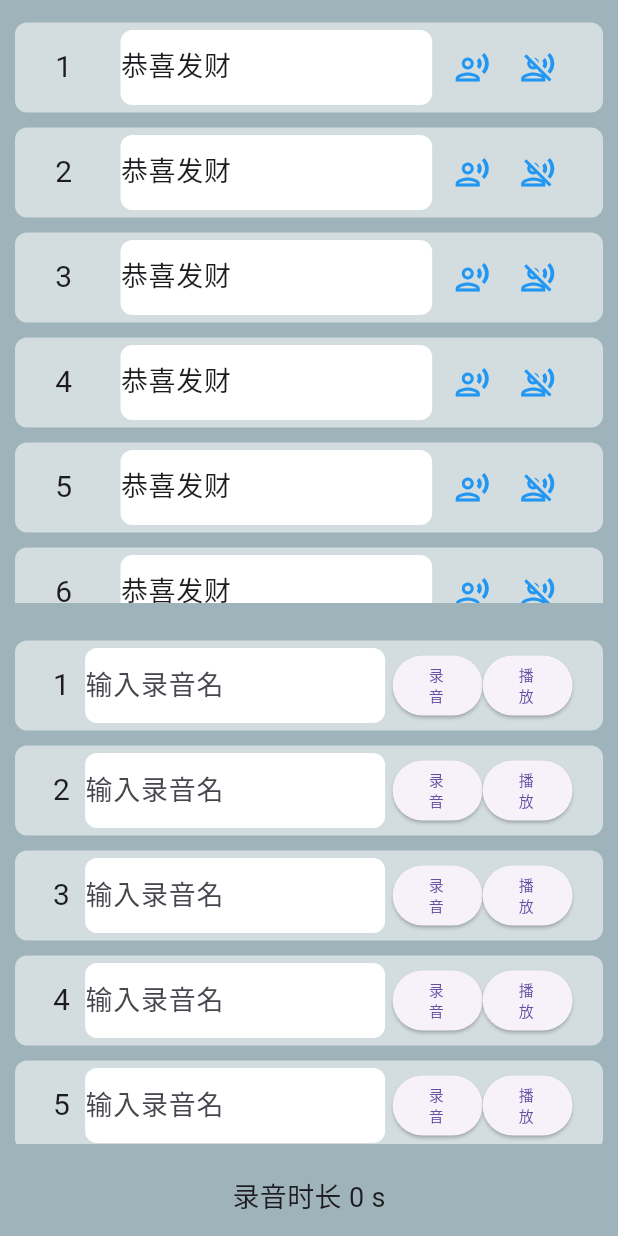
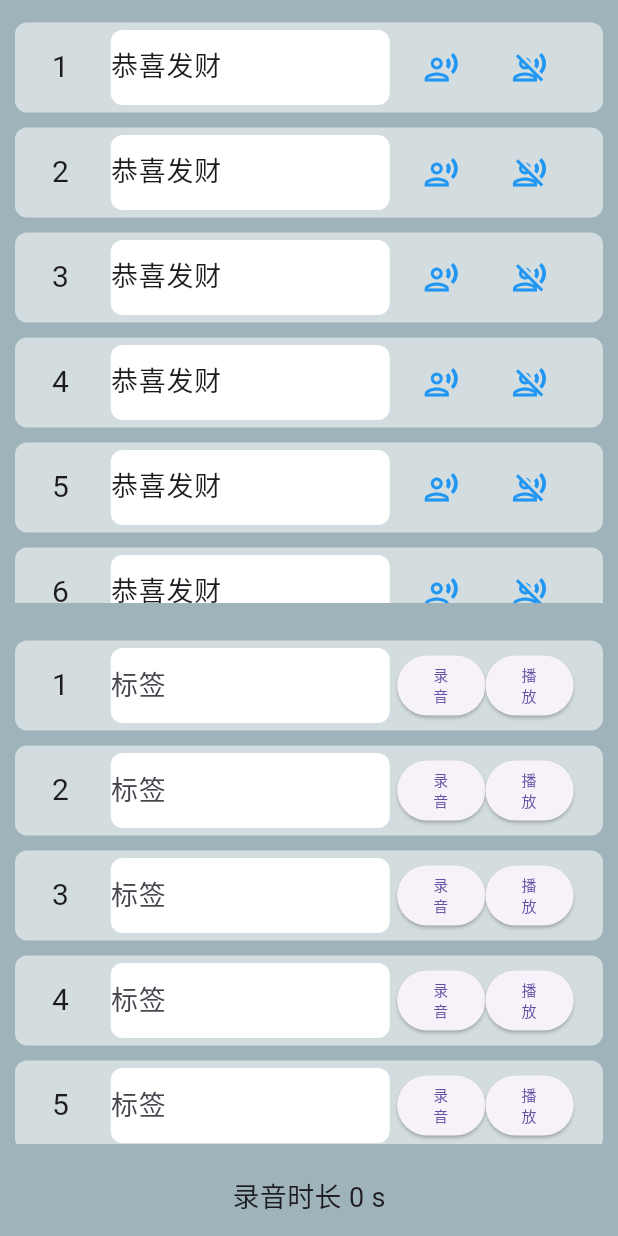
Before and after one commit to SongC1229/song, a Flutter app: the RecordPage screen opened directly, on a phone screen of 412 x 824 dp. Run offline on Flutter 3.47's test engine with Material 3 defaults, Android fonts, the phone set to English and light mode, and no system bars; our stand-ins replace fluttertoast, permission_handler, sqflite; missing offline and left inert: audio_session, flutter_sound; accounts and stored records are empty; Roboto replaces fonts that are missing (方正楷体).

Commit message:
update ui

```diff
--- a/lib/main.dart
+++ b/lib/main.dart
@@ -39,6 +39,7 @@ class _HomeState extends State<Home>{
         );
 
       _tabbar=CupertinoTabBar(
+        height: 60,
         backgroundColor: GConfig.dark == true ?Colors.white70:Colors.white,
         items: <BottomNavigationBarItem>[
           new BottomNavigationBarItem(
--- a/lib/page_record.dart
+++ b/lib/page_record.dart
@@ -269,7 +269,7 @@ class _RecordState extends State<RecordPage> {
     String _currentFile = '${GConfig.appDir}/record_${index.toString()}.aac';
     try {
       // 复制录音文件到外部存储目录
-      File(tempFile!).copySync(_currentFile);
+      File(tempFile).copySync(_currentFile);
       printInfo("保存至:" + _currentFile);
     } catch (e) {
       print('保存录音文件失败: $e');
@@ -293,6 +293,12 @@ class _RecordState extends State<RecordPage> {
                 mainAxisAlignment: MainAxisAlignment.center,
                 crossAxisAlignment: CrossAxisAlignment.center,
                 children: [
+                  Expanded(
+                      child:Padding(padding: EdgeInsets.only(left: 10)),
+                      flex:1,
+                  ),
+                  Expanded(
+                      child:
                         new Container(
                           height: 50,
                           margin: EdgeInsets.fromLTRB(5.0, 15.0, 5.0, 10.0),
@@ -302,8 +308,11 @@ class _RecordState extends State<RecordPage> {
                               fontFamily: GConfig.font
                           ),),
                         ),
+                        flex:2
+                  ),
+                  Expanded(
+                      child:
                     new Container(
-                    width: 200,
                       height: 50,
                       margin: EdgeInsets.fromLTRB(5.0, 5.0, 5.0, 5.0),
                       decoration: new BoxDecoration(
@@ -318,7 +327,7 @@ class _RecordState extends State<RecordPage> {
                           setState(() {});
                         },
                         decoration: new InputDecoration(
-                        hintText: "输入录音名",
+                          hintText: "标签",
                           border: InputBorder.none,
                         ),
                         keyboardType: TextInputType.text,
@@ -331,6 +340,10 @@ class _RecordState extends State<RecordPage> {
                         ),
                       ),
                     ),
+                    flex:10,
+                  ),
+                  Expanded(
+                        child:
                         new Container(
                           width: 60,
                             child:
@@ -346,6 +359,10 @@ class _RecordState extends State<RecordPage> {
                                     fontFamily: GConfig.font),),
                             ),
                         ),
+                        flex:3,
+                  ),
+                  Expanded(
+                    child:
                       new Container(
                         width: 60,
                         child:
@@ -359,6 +376,12 @@ class _RecordState extends State<RecordPage> {
                                   fontSize: 10,
                                   fontFamily: GConfig.font),),
                           ),
+                      ),
+                    flex:3,
+                  ),
+                  Expanded(
+                        child:Padding(padding: EdgeInsets.only(left: 10)),
+                        flex:1,
                   ),
                 ],
               )
@@ -405,7 +428,6 @@ class _RecordState extends State<RecordPage> {
                   Expanded(
                       child:
                       new Container(
-                        width: 250,
                         height: 50,
                         margin: EdgeInsets.fromLTRB(5.0, 5.0, 5.0, 5.0),
                         decoration: new BoxDecoration(
@@ -452,7 +474,7 @@ class _RecordState extends State<RecordPage> {
                     },
                     tooltip: '朗读',
                   ),
-                  flex:2,
+                  flex:3,
                 ),
                 Expanded(
                   child: IconButton(
@@ -462,7 +484,7 @@ class _RecordState extends State<RecordPage> {
                     },
                     tooltip: '停止',
                   ),
-                  flex:2
+                  flex:3
                 ),
                 Expanded(
                       child:Padding(padding: EdgeInsets.only(left: 10)),
```
Lines whose indentation alone changed are shown as unchanged.
